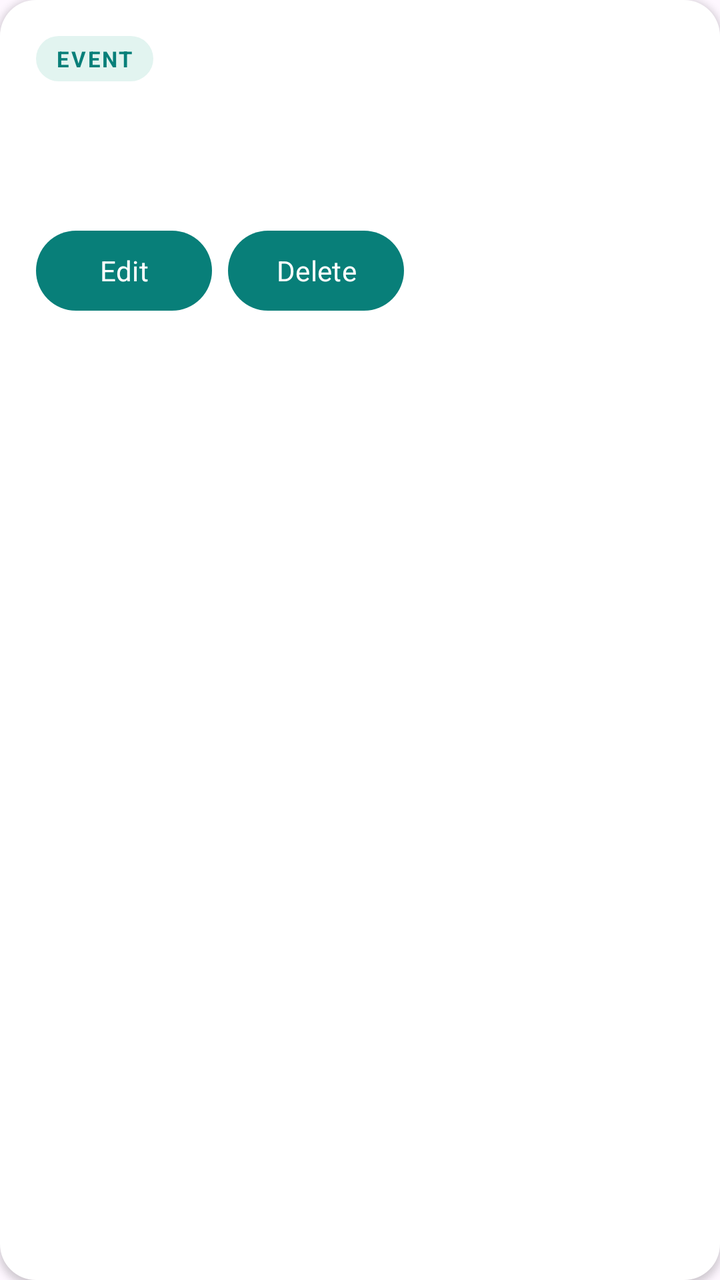
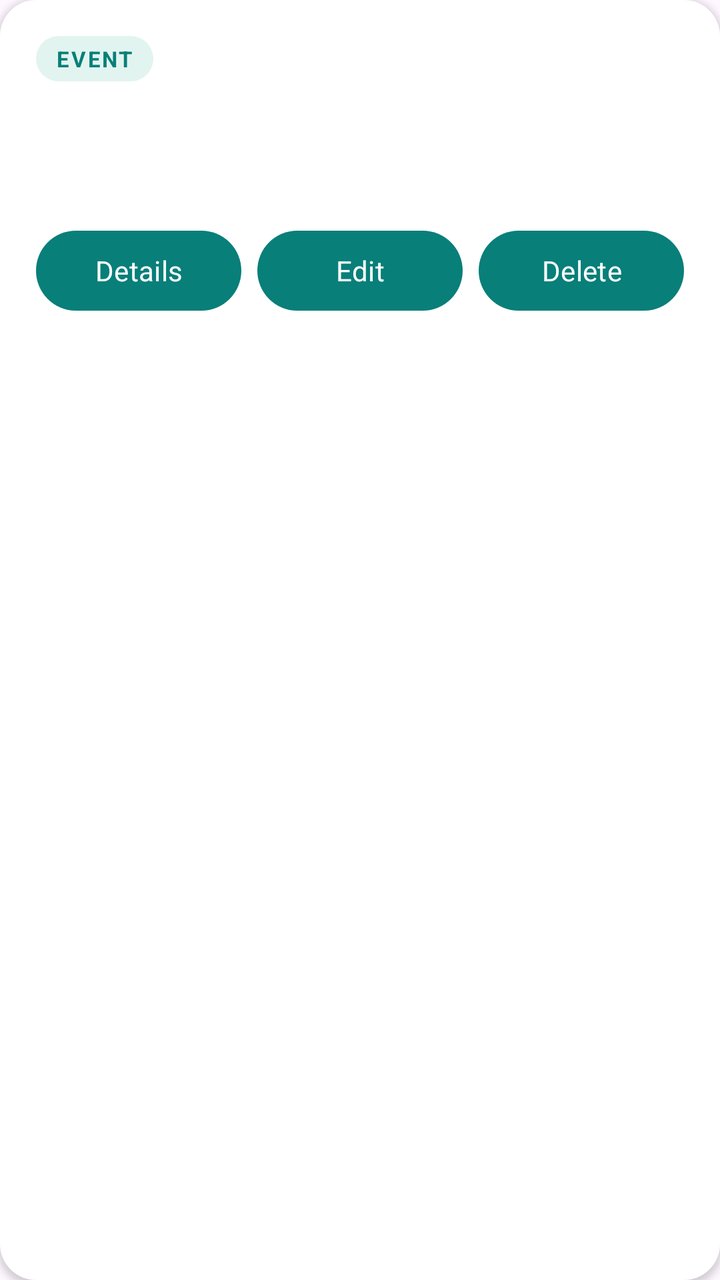

Before-and-after screenshots of an Android layout around one commit, followed by the original layout XML and the change that was made.
<!-- AndroidManifest.xml: application theme Theme.EventManagerApplication -->
<!-- res/layout/event_item.xml -->
<?xml version="1.0" encoding="utf-8"?>
<LinearLayout xmlns:android="http://schemas.android.com/apk/res/android"
    android:layout_width="match_parent"
    android:layout_height="wrap_content"
    android:layout_marginBottom="12dp"
    android:background="@drawable/card_background"
    android:elevation="2dp"
    android:orientation="horizontal">



    <LinearLayout
        android:layout_width="0dp"
        android:layout_height="wrap_content"
        android:layout_weight="1"
        android:orientation="vertical"
        android:padding="18dp">

        <TextView
            android:layout_width="wrap_content"
            android:layout_height="wrap_content"
            android:background="@drawable/event_tag_background"
            android:paddingStart="10dp"
            android:paddingTop="4dp"
            android:paddingEnd="10dp"
            android:paddingBottom="4dp"
            android:text="@string/event_tag"
            android:textColor="@color/brand"
            android:textSize="11sp"
            android:textStyle="bold"
            android:letterSpacing="0.08" />

        <TextView
            android:id="@+id/eventCardName"
            android:layout_width="match_parent"
            android:layout_height="wrap_content"
            android:layout_marginTop="10dp"
            android:textColor="@color/text_primary"
            android:textSize="19sp"
            android:textStyle="bold" />

        <TextView
            android:id="@+id/eventCardDetails"
            android:layout_width="match_parent"
            android:layout_height="wrap_content"
            android:layout_marginTop="8dp"
            android:lineSpacingExtra="5dp"
            android:textColor="@color/text_secondary"
            android:textSize="14sp" />

        <LinearLayout
            android:layout_width="match_parent"
            android:layout_height="wrap_content"
            android:layout_marginTop="8dp"
            android:orientation="horizontal">

            <Button
                android:id="@+id/editEventButton"
                android:layout_width="wrap_content"
                android:layout_height="48dp"
                android:text="@string/edit"
                android:textAllCaps="false" />

            <Button
                android:id="@+id/deleteEventButton"
                android:layout_width="wrap_content"
                android:layout_height="48dp"
                android:layout_marginStart="8dp"
                android:text="@string/delete"
                android:textAllCaps="false" />
        </LinearLayout>
    </LinearLayout>
</LinearLayout>
<!-- resources referenced by this layout -->
<resources>
  <color name="brand">#087F79</color>
  <color name="text_primary">#18313B</color>
  <color name="text_secondary">#607580</color>
  <!-- drawable card_background (drawable) -->
  <?xml version="1.0" encoding="utf-8"?>
  <shape xmlns:android="http://schemas.android.com/apk/res/android">
      <solid android:color="@color/card_white" />
      <corners android:radius="18dp" />
  </shape>
  <!-- drawable event_tag_background (drawable) -->
  <?xml version="1.0" encoding="utf-8"?>
  <shape xmlns:android="http://schemas.android.com/apk/res/android">
      <solid android:color="@color/soft_brand" />
      <corners android:radius="20dp" />
  </shape>
  <string name="delete">Delete</string>
  <string name="edit">Edit</string>
  <string name="event_tag">EVENT</string>
  <style name="Theme.EventManagerApplication" parent="Base.Theme.EventManagerApplication" />
  <color name="card_white">#FFFFFFFF</color>
  <color name="soft_brand">#E2F4F0</color>
  <style name="Base.Theme.EventManagerApplication" parent="Theme.Material3.DayNight.NoActionBar">
          <item name="colorPrimary">@color/brand</item>
          <item name="android:fontFamily">sans-serif</item>
          <item name="android:windowLightStatusBar">true</item>
          <item name="android:statusBarColor">@color/screen_background</item>
          <item name="android:navigationBarColor">@color/screen_background</item>
          <item name="android:windowLightNavigationBar">true</item>
      </style>
  <color name="screen_background">#F3F7F6</color>
</resources>

<!-- the commit's change to res/layout/event_item.xml (unified diff, before → after) -->
@@ -54,17 +54,25 @@
             android:layout_marginTop="8dp"
             android:orientation="horizontal">
 
+            <Button android:id="@+id/detailEventButton" android:layout_width="0dp"
+                android:layout_weight="1" android:layout_height="wrap_content" android:minHeight="48dp"
+                android:text="@string/details" android:textAllCaps="false" />
             <Button
                 android:id="@+id/editEventButton"
-                android:layout_width="wrap_content"
-                android:layout_height="48dp"
+                android:layout_width="0dp"
+                android:layout_weight="1"
+                android:layout_height="wrap_content"
+                android:minHeight="48dp"
+                android:layout_marginStart="8dp"
                 android:text="@string/edit"
                 android:textAllCaps="false" />
 
             <Button
                 android:id="@+id/deleteEventButton"
-                android:layout_width="wrap_content"
-                android:layout_height="48dp"
+                android:layout_width="0dp"
+                android:layout_weight="1"
+                android:layout_height="wrap_content"
+                android:minHeight="48dp"
                 android:layout_marginStart="8dp"
                 android:text="@string/delete"
                 android:textAllCaps="false" />
<!-- resource entries referenced after the edit -->
@@ -16,6 +16,7 @@
       <corners android:radius="20dp" />
   </shape>
   <string name="delete">Delete</string>
+  <string name="details">Details</string>
   <string name="edit">Edit</string>
   <string name="event_tag">EVENT</string>
   <style name="Theme.EventManagerApplication" parent="Base.Theme.EventManagerApplication" />
